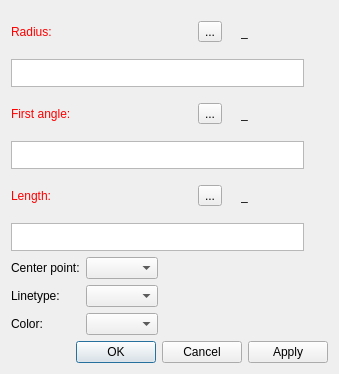
First picture: the form in src/libs/vtools/dialogs/tools/dialogarcwithlength.ui, repository FashionFreedom/Seamly2D, before the edit.
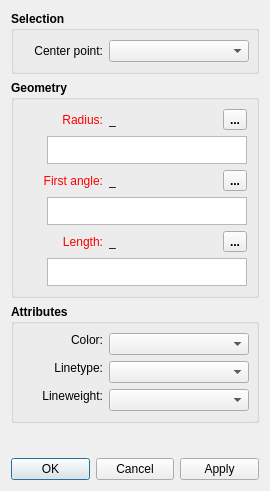
Second picture: the form after the edit. Icons and pictures are not drawn. Custom widgets are drawn as their Qt base class.

The edit to the form file:
```diff
--- a/src/libs/vtools/dialogs/tools/dialogarcwithlength.ui
+++ b/src/libs/vtools/dialogs/tools/dialogarcwithlength.ui
@@ -6,10 +6,16 @@
    <rect>
     <x>0</x>
     <y>0</y>
-    <width>339</width>
-    <height>374</height>
+    <width>270</width>
+    <height>491</height>
    </rect>
   </property>
+  <property name="minimumSize">
+   <size>
+    <width>270</width>
+    <height>0</height>
+   </size>
+  </property>
   <property name="windowTitle">
    <string>Dialog</string>
   </property>
@@ -17,6 +23,101 @@
    <iconset resource="../../../vmisc/share/resources/icon.qrc">
     <normaloff>:/icon/64x64/icon64x64.png</normaloff>:/icon/64x64/icon64x64.png</iconset>
   </property>
+  <layout class="QVBoxLayout" name="verticalLayout_3">
+   <item>
+    <widget class="QGroupBox" name="selection_GroupBox">
+     <property name="sizePolicy">
+      <sizepolicy hsizetype="Expanding" vsizetype="Preferred">
+       <horstretch>0</horstretch>
+       <verstretch>0</verstretch>
+      </sizepolicy>
+     </property>
+     <property name="font">
+      <font>
+       <pointsize>9</pointsize>
+       <weight>75</weight>
+       <bold>true</bold>
+      </font>
+     </property>
+     <property name="title">
+      <string>Selection</string>
+     </property>
+     <layout class="QVBoxLayout" name="verticalLayout_2">
+      <item>
+       <layout class="QHBoxLayout" name="horizontalLayout">
+        <item>
+         <widget class="QLabel" name="label_7">
+          <property name="sizePolicy">
+           <sizepolicy hsizetype="Fixed" vsizetype="Preferred">
+            <horstretch>0</horstretch>
+            <verstretch>0</verstretch>
+           </sizepolicy>
+          </property>
+          <property name="minimumSize">
+           <size>
+            <width>80</width>
+            <height>0</height>
+           </size>
+          </property>
+          <property name="font">
+           <font>
+            <weight>50</weight>
+            <bold>false</bold>
+           </font>
+          </property>
+          <property name="text">
+           <string>Center point:</string>
+          </property>
+          <property name="alignment">
+           <set>Qt::AlignRight|Qt::AlignTrailing|Qt::AlignVCenter</set>
+          </property>
+         </widget>
+        </item>
+        <item>
+         <widget class="QComboBox" name="comboBoxCenter">
+          <property name="sizePolicy">
+           <sizepolicy hsizetype="Expanding" vsizetype="Fixed">
+            <horstretch>0</horstretch>
+            <verstretch>0</verstretch>
+           </sizepolicy>
+          </property>
+          <property name="minimumSize">
+           <size>
+            <width>140</width>
+            <height>0</height>
+           </size>
+          </property>
+          <property name="font">
+           <font>
+            <weight>50</weight>
+            <bold>false</bold>
+           </font>
+          </property>
+         </widget>
+        </item>
+       </layout>
+      </item>
+     </layout>
+    </widget>
+   </item>
+   <item>
+    <widget class="QGroupBox" name="geometry_GroupBox">
+     <property name="sizePolicy">
+      <sizepolicy hsizetype="Expanding" vsizetype="Preferred">
+       <horstretch>0</horstretch>
+       <verstretch>0</verstretch>
+      </sizepolicy>
+     </property>
+     <property name="font">
+      <font>
+       <pointsize>9</pointsize>
+       <weight>75</weight>
+       <bold>true</bold>
+      </font>
+     </property>
+     <property name="title">
+      <string>Geometry</string>
+     </property>
   <layout class="QVBoxLayout" name="verticalLayout">
    <item>
     <layout class="QHBoxLayout" name="horizontalLayout_4">
@@ -28,6 +129,12 @@
          <verstretch>0</verstretch>
         </sizepolicy>
        </property>
+          <property name="minimumSize">
+           <size>
+            <width>80</width>
+            <height>0</height>
+           </size>
+          </property>
        <property name="palette">
         <palette>
          <active>
@@ -65,9 +172,46 @@
          </disabled>
         </palette>
        </property>
+          <property name="font">
+           <font>
+            <weight>50</weight>
+            <bold>false</bold>
+           </font>
+          </property>
        <property name="text">
         <string>Radius:</string>
        </property>
+          <property name="alignment">
+           <set>Qt::AlignRight|Qt::AlignTrailing|Qt::AlignVCenter</set>
+          </property>
+         </widget>
+        </item>
+        <item>
+         <widget class="QLabel" name="labelResultRadius">
+          <property name="sizePolicy">
+           <sizepolicy hsizetype="Fixed" vsizetype="Preferred">
+            <horstretch>0</horstretch>
+            <verstretch>0</verstretch>
+           </sizepolicy>
+          </property>
+          <property name="minimumSize">
+           <size>
+            <width>87</width>
+            <height>0</height>
+           </size>
+          </property>
+          <property name="font">
+           <font>
+            <weight>50</weight>
+            <bold>false</bold>
+           </font>
+          </property>
+          <property name="toolTip">
+           <string>Value</string>
+          </property>
+          <property name="text">
+           <string notr="true">_</string>
+          </property>
       </widget>
      </item>
      <item>
@@ -103,64 +247,10 @@
        </property>
       </widget>
      </item>
-     <item alignment="Qt::AlignRight">
-      <widget class="QLabel" name="label_6">
-       <property name="text">
-        <string/>
-       </property>
-       <property name="pixmap">
-        <pixmap resource="../../../vmisc/share/resources/icon.qrc">:/icon/24x24/equal.png</pixmap>
-       </property>
-      </widget>
-     </item>
-     <item alignment="Qt::AlignRight">
-      <widget class="QLabel" name="labelResultRadius">
-       <property name="sizePolicy">
-        <sizepolicy hsizetype="Fixed" vsizetype="Preferred">
-         <horstretch>0</horstretch>
-         <verstretch>0</verstretch>
-        </sizepolicy>
-       </property>
-       <property name="minimumSize">
-        <size>
-         <width>87</width>
-         <height>0</height>
-        </size>
-       </property>
-       <property name="toolTip">
-        <string>Value</string>
-       </property>
-       <property name="text">
-        <string notr="true">_</string>
-       </property>
-      </widget>
-     </item>
     </layout>
    </item>
    <item>
     <layout class="QHBoxLayout" name="horizontalLayout_12">
-     <item>
-      <widget class="QPlainTextEdit" name="plainTextEditRadius">
-       <property name="sizePolicy">
-        <sizepolicy hsizetype="Expanding" vsizetype="Preferred">
-         <horstretch>0</horstretch>
-         <verstretch>0</verstretch>
-        </sizepolicy>
-       </property>
-       <property name="maximumSize">
-        <size>
-         <width>16777215</width>
-         <height>28</height>
-        </size>
-       </property>
-       <property name="toolTip">
-        <string>Calculation</string>
-       </property>
-       <property name="tabChangesFocus">
-        <bool>true</bool>
-       </property>
-      </widget>
-     </item>
      <item>
       <widget class="QPushButton" name="pushButtonGrowLengthRadius">
        <property name="maximumSize">
@@ -196,6 +286,34 @@
        </property>
       </widget>
      </item>
+        <item>
+         <widget class="QPlainTextEdit" name="plainTextEditRadius">
+          <property name="sizePolicy">
+           <sizepolicy hsizetype="Expanding" vsizetype="Preferred">
+            <horstretch>0</horstretch>
+            <verstretch>0</verstretch>
+           </sizepolicy>
+          </property>
+          <property name="maximumSize">
+           <size>
+            <width>16777215</width>
+            <height>28</height>
+           </size>
+          </property>
+          <property name="font">
+           <font>
+            <weight>50</weight>
+            <bold>false</bold>
+           </font>
+          </property>
+          <property name="toolTip">
+           <string>Calculation</string>
+          </property>
+          <property name="tabChangesFocus">
+           <bool>true</bool>
+          </property>
+         </widget>
+        </item>
     </layout>
    </item>
    <item>
@@ -208,6 +326,12 @@
          <verstretch>0</verstretch>
         </sizepolicy>
        </property>
+          <property name="minimumSize">
+           <size>
+            <width>80</width>
+            <height>0</height>
+           </size>
+          </property>
        <property name="palette">
         <palette>
          <active>
@@ -245,9 +369,46 @@
          </disabled>
         </palette>
        </property>
+          <property name="font">
+           <font>
+            <weight>50</weight>
+            <bold>false</bold>
+           </font>
+          </property>
        <property name="text">
         <string>First angle:</string>
        </property>
+          <property name="alignment">
+           <set>Qt::AlignRight|Qt::AlignTrailing|Qt::AlignVCenter</set>
+          </property>
+         </widget>
+        </item>
+        <item>
+         <widget class="QLabel" name="labelResultF1">
+          <property name="sizePolicy">
+           <sizepolicy hsizetype="Fixed" vsizetype="Preferred">
+            <horstretch>0</horstretch>
+            <verstretch>0</verstretch>
+           </sizepolicy>
+          </property>
+          <property name="minimumSize">
+           <size>
+            <width>87</width>
+            <height>0</height>
+           </size>
+          </property>
+          <property name="font">
+           <font>
+            <weight>50</weight>
+            <bold>false</bold>
+           </font>
+          </property>
+          <property name="toolTip">
+           <string>Value</string>
+          </property>
+          <property name="text">
+           <string notr="true">_</string>
+          </property>
       </widget>
      </item>
      <item>
@@ -283,42 +444,45 @@
        </property>
       </widget>
      </item>
-     <item alignment="Qt::AlignRight">
-      <widget class="QLabel" name="label_9">
-       <property name="text">
-        <string/>
-       </property>
-       <property name="pixmap">
-        <pixmap resource="../../../vmisc/share/resources/icon.qrc">:/icon/24x24/equal.png</pixmap>
-       </property>
-      </widget>
-     </item>
-     <item alignment="Qt::AlignRight">
-      <widget class="QLabel" name="labelResultF1">
-       <property name="sizePolicy">
-        <sizepolicy hsizetype="Fixed" vsizetype="Preferred">
-         <horstretch>0</horstretch>
-         <verstretch>0</verstretch>
-        </sizepolicy>
-       </property>
-       <property name="minimumSize">
-        <size>
-         <width>87</width>
-         <height>0</height>
-        </size>
-       </property>
-       <property name="toolTip">
-        <string>Value</string>
-       </property>
-       <property name="text">
-        <string notr="true">_</string>
-       </property>
-      </widget>
-     </item>
     </layout>
    </item>
    <item>
     <layout class="QHBoxLayout" name="horizontalLayout_9">
+        <item>
+         <widget class="QPushButton" name="pushButtonGrowLengthF1">
+          <property name="maximumSize">
+           <size>
+            <width>18</width>
+            <height>18</height>
+           </size>
+          </property>
+          <property name="sizeIncrement">
+           <size>
+            <width>0</width>
+            <height>0</height>
+           </size>
+          </property>
+          <property name="toolTip">
+           <string>&lt;html&gt;&lt;head/&gt;&lt;body&gt;&lt;p&gt;Show full calculation in message box&lt;/p&gt;&lt;/body&gt;&lt;/html&gt;</string>
+          </property>
+          <property name="text">
+           <string notr="true"/>
+          </property>
+          <property name="icon">
+           <iconset theme="go-down">
+            <normaloff>.</normaloff>.</iconset>
+          </property>
+          <property name="iconSize">
+           <size>
+            <width>16</width>
+            <height>16</height>
+           </size>
+          </property>
+          <property name="flat">
+           <bool>true</bool>
+          </property>
+         </widget>
+        </item>
      <item>
       <widget class="QPlainTextEdit" name="plainTextEditF1">
        <property name="sizePolicy">
@@ -333,6 +497,12 @@
          <height>28</height>
         </size>
        </property>
+          <property name="font">
+           <font>
+            <weight>50</weight>
+            <bold>false</bold>
+           </font>
+          </property>
        <property name="toolTip">
         <string>&lt;html&gt;&lt;head/&gt;&lt;body&gt;
 &lt;table width = 370&gt;&lt;tr&gt;&lt;td align = left width =300&gt;&lt;b&gt;Angle Calculation&lt;/b&gt;&lt;br&gt;Angles are specified in degrees, i.e. a full circle equals 360 deg. Positive values for an  angle means counter-clockwise while a negative value means the clockwise direction. Zero degrees is at the 3 o'clock position.&lt;/td&gt;&lt;td align = right valign = middle&gt;&lt;img src=&quot;:/icon/64x64/rotation..png&quot;/&gt;&lt;/td&gt;&lt;/tr&gt;&lt;/table&gt;&lt;/body&gt;&lt;/html&gt;</string>
@@ -342,41 +512,6 @@
        </property>
       </widget>
      </item>
-     <item>
-      <widget class="QPushButton" name="pushButtonGrowLengthF1">
-       <property name="maximumSize">
-        <size>
-         <width>18</width>
-         <height>18</height>
-        </size>
-       </property>
-       <property name="sizeIncrement">
-        <size>
-         <width>0</width>
-         <height>0</height>
-        </size>
-       </property>
-       <property name="toolTip">
-        <string>&lt;html&gt;&lt;head/&gt;&lt;body&gt;&lt;p&gt;Show full calculation in message box&lt;/p&gt;&lt;/body&gt;&lt;/html&gt;</string>
-       </property>
-       <property name="text">
-        <string notr="true"/>
-       </property>
-       <property name="icon">
-        <iconset theme="go-down">
-         <normaloff>.</normaloff>.</iconset>
-       </property>
-       <property name="iconSize">
-        <size>
-         <width>16</width>
-         <height>16</height>
-        </size>
-       </property>
-       <property name="flat">
-        <bool>true</bool>
-       </property>
-      </widget>
-     </item>
     </layout>
    </item>
    <item>
@@ -389,6 +524,12 @@
          <verstretch>0</verstretch>
         </sizepolicy>
        </property>
+          <property name="minimumSize">
+           <size>
+            <width>80</width>
+            <height>0</height>
+           </size>
+          </property>
        <property name="palette">
         <palette>
          <active>
@@ -426,9 +567,46 @@
          </disabled>
         </palette>
        </property>
+          <property name="font">
+           <font>
+            <weight>50</weight>
+            <bold>false</bold>
+           </font>
+          </property>
        <property name="text">
         <string>Length:</string>
        </property>
+          <property name="alignment">
+           <set>Qt::AlignRight|Qt::AlignTrailing|Qt::AlignVCenter</set>
+          </property>
+         </widget>
+        </item>
+        <item>
+         <widget class="QLabel" name="labelResultLength">
+          <property name="sizePolicy">
+           <sizepolicy hsizetype="Fixed" vsizetype="Preferred">
+            <horstretch>0</horstretch>
+            <verstretch>0</verstretch>
+           </sizepolicy>
+          </property>
+          <property name="minimumSize">
+           <size>
+            <width>87</width>
+            <height>0</height>
+           </size>
+          </property>
+          <property name="font">
+           <font>
+            <weight>50</weight>
+            <bold>false</bold>
+           </font>
+          </property>
+          <property name="toolTip">
+           <string>Value</string>
+          </property>
+          <property name="text">
+           <string notr="true">_</string>
+          </property>
       </widget>
      </item>
      <item>
@@ -464,64 +642,10 @@
        </property>
       </widget>
      </item>
-     <item alignment="Qt::AlignRight">
-      <widget class="QLabel" name="label_10">
-       <property name="text">
-        <string/>
-       </property>
-       <property name="pixmap">
-        <pixmap resource="../../../vmisc/share/resources/icon.qrc">:/icon/24x24/equal.png</pixmap>
-       </property>
-      </widget>
-     </item>
-     <item alignment="Qt::AlignRight">
-      <widget class="QLabel" name="labelResultLength">
-       <property name="sizePolicy">
-        <sizepolicy hsizetype="Fixed" vsizetype="Preferred">
-         <horstretch>0</horstretch>
-         <verstretch>0</verstretch>
-        </sizepolicy>
-       </property>
-       <property name="minimumSize">
-        <size>
-         <width>87</width>
-         <height>0</height>
-        </size>
-       </property>
-       <property name="toolTip">
-        <string>Value</string>
-       </property>
-       <property name="text">
-        <string notr="true">_</string>
-       </property>
-      </widget>
-     </item>
     </layout>
    </item>
    <item>
     <layout class="QHBoxLayout" name="horizontalLayout_10">
-     <item>
-      <widget class="QPlainTextEdit" name="plainTextEditLength">
-       <property name="sizePolicy">
-        <sizepolicy hsizetype="Expanding" vsizetype="Preferred">
-         <horstretch>0</horstretch>
-         <verstretch>0</verstretch>
-        </sizepolicy>
-       </property>
-       <property name="maximumSize">
-        <size>
-         <width>16777215</width>
-         <height>28</height>
-        </size>
-       </property>
-       <property name="toolTip">
-        <string>Calculation</string>
-       </property>
-       <property name="tabChangesFocus">
-        <bool>true</bool>
-       </property>
-      </widget>
-     </item>
      <item>
       <widget class="QPushButton" name="pushButtonGrowLengthArcLength">
        <property name="maximumSize">
@@ -557,50 +681,257 @@
        </property>
       </widget>
      </item>
-    </layout>
-   </item>
+        <item>
+         <widget class="QPlainTextEdit" name="plainTextEditLength">
+          <property name="sizePolicy">
+           <sizepolicy hsizetype="Expanding" vsizetype="Preferred">
+            <horstretch>0</horstretch>
+            <verstretch>0</verstretch>
+           </sizepolicy>
+          </property>
+          <property name="maximumSize">
+           <size>
+            <width>16777215</width>
+            <height>28</height>
+           </size>
+          </property>
+          <property name="font">
+           <font>
+            <weight>50</weight>
+            <bold>false</bold>
+           </font>
+          </property>
+          <property name="toolTip">
+           <string>Calculation</string>
+          </property>
+          <property name="tabChangesFocus">
+           <bool>true</bool>
+          </property>
+         </widget>
+        </item>
+       </layout>
+      </item>
+     </layout>
+    </widget>
+   </item>
+   <item>
+    <widget class="QGroupBox" name="attributes_GroupBox_2">
+     <property name="minimumSize">
+      <size>
+       <width>240</width>
+       <height>0</height>
+      </size>
+     </property>
+     <property name="font">
+      <font>
+       <pointsize>9</pointsize>
+       <weight>75</weight>
+       <bold>true</bold>
+      </font>
+     </property>
+     <property name="title">
+      <string>Attributes</string>
+     </property>
+     <layout class="QVBoxLayout" name="verticalLayout_4">
    <item>
     <layout class="QFormLayout" name="formLayout_2">
-     <property name="fieldGrowthPolicy">
-      <enum>QFormLayout::ExpandingFieldsGrow</enum>
-     </property>
-     <item row="0" column="0">
-      <widget class="QLabel" name="label_7">
-       <property name="sizePolicy">
-        <sizepolicy hsizetype="Fixed" vsizetype="Preferred">
-         <horstretch>0</horstretch>
-         <verstretch>0</verstretch>
-        </sizepolicy>
-       </property>
-       <property name="text">
-        <string>Center point:</string>
-       </property>
-      </widget>
-     </item>
-     <item row="0" column="1">
-      <widget class="QComboBox" name="comboBoxCenter"/>
-     </item>
-     <item row="2" column="1">
-      <widget class="QComboBox" name="comboBoxColor"/>
-     </item>
-     <item row="2" column="0">
-      <widget class="QLabel" name="label_8">
-       <property name="text">
-        <string>Color:</string>
-       </property>
-      </widget>
-     </item>
      <item row="1" column="0">
-      <widget class="QLabel" name="label">
+         <widget class="QLabel" name="lineType_Label">
+          <property name="sizePolicy">
+           <sizepolicy hsizetype="MinimumExpanding" vsizetype="Fixed">
+            <horstretch>0</horstretch>
+            <verstretch>0</verstretch>
+           </sizepolicy>
+          </property>
+          <property name="minimumSize">
+           <size>
+            <width>80</width>
+            <height>0</height>
+           </size>
+          </property>
+          <property name="maximumSize">
+           <size>
+            <width>16777215</width>
+            <height>16777215</height>
+           </size>
+          </property>
+          <property name="font">
+           <font>
+            <pointsize>9</pointsize>
+            <weight>50</weight>
+            <bold>false</bold>
+           </font>
+          </property>
        <property name="text">
         <string>Linetype:</string>
        </property>
+          <property name="alignment">
+           <set>Qt::AlignRight|Qt::AlignTrailing|Qt::AlignVCenter</set>
+          </property>
       </widget>
      </item>
      <item row="1" column="1">
-      <widget class="QComboBox" name="comboBoxPenStyle"/>
-     </item>
-    </layout>
+         <widget class="LineTypeComboBox" name="lineType_ComboBox">
+          <property name="sizePolicy">
+           <sizepolicy hsizetype="Expanding" vsizetype="Fixed">
+            <horstretch>0</horstretch>
+            <verstretch>0</verstretch>
+           </sizepolicy>
+          </property>
+          <property name="minimumSize">
+           <size>
+            <width>140</width>
+            <height>0</height>
+           </size>
+          </property>
+          <property name="maximumSize">
+           <size>
+            <width>16777215</width>
+            <height>16777215</height>
+           </size>
+          </property>
+          <property name="font">
+           <font>
+            <pointsize>9</pointsize>
+            <weight>50</weight>
+            <bold>false</bold>
+           </font>
+          </property>
+         </widget>
+        </item>
+        <item row="2" column="0">
+         <widget class="QLabel" name="lineWeight_Label">
+          <property name="sizePolicy">
+           <sizepolicy hsizetype="MinimumExpanding" vsizetype="Fixed">
+            <horstretch>0</horstretch>
+            <verstretch>0</verstretch>
+           </sizepolicy>
+          </property>
+          <property name="minimumSize">
+           <size>
+            <width>80</width>
+            <height>0</height>
+           </size>
+          </property>
+          <property name="maximumSize">
+           <size>
+            <width>16777215</width>
+            <height>16777215</height>
+           </size>
+          </property>
+          <property name="font">
+           <font>
+            <pointsize>9</pointsize>
+            <weight>50</weight>
+            <bold>false</bold>
+           </font>
+          </property>
+          <property name="text">
+           <string>Lineweight:</string>
+          </property>
+          <property name="alignment">
+           <set>Qt::AlignRight|Qt::AlignTrailing|Qt::AlignVCenter</set>
+          </property>
+         </widget>
+        </item>
+        <item row="2" column="1">
+         <widget class="LineWeightComboBox" name="lineWeight_ComboBox">
+          <property name="sizePolicy">
+           <sizepolicy hsizetype="Expanding" vsizetype="Fixed">
+            <horstretch>0</horstretch>
+            <verstretch>0</verstretch>
+           </sizepolicy>
+          </property>
+          <property name="minimumSize">
+           <size>
+            <width>140</width>
+            <height>0</height>
+           </size>
+          </property>
+          <property name="font">
+           <font>
+            <pointsize>9</pointsize>
+            <weight>50</weight>
+            <bold>false</bold>
+           </font>
+          </property>
+         </widget>
+        </item>
+        <item row="0" column="0">
+         <widget class="QLabel" name="lineColor_Label">
+          <property name="sizePolicy">
+           <sizepolicy hsizetype="MinimumExpanding" vsizetype="Fixed">
+            <horstretch>0</horstretch>
+            <verstretch>0</verstretch>
+           </sizepolicy>
+          </property>
+          <property name="minimumSize">
+           <size>
+            <width>80</width>
+            <height>0</height>
+           </size>
+          </property>
+          <property name="maximumSize">
+           <size>
+            <width>16777215</width>
+            <height>16777215</height>
+           </size>
+          </property>
+          <property name="font">
+           <font>
+            <pointsize>9</pointsize>
+            <weight>50</weight>
+            <bold>false</bold>
+           </font>
+          </property>
+          <property name="text">
+           <string>Color:</string>
+          </property>
+          <property name="alignment">
+           <set>Qt::AlignRight|Qt::AlignTrailing|Qt::AlignVCenter</set>
+          </property>
+         </widget>
+        </item>
+        <item row="0" column="1">
+         <widget class="ColorComboBox" name="lineColor_ComboBox">
+          <property name="sizePolicy">
+           <sizepolicy hsizetype="Expanding" vsizetype="Fixed">
+            <horstretch>0</horstretch>
+            <verstretch>0</verstretch>
+           </sizepolicy>
+          </property>
+          <property name="minimumSize">
+           <size>
+            <width>140</width>
+            <height>0</height>
+           </size>
+          </property>
+          <property name="font">
+           <font>
+            <pointsize>9</pointsize>
+            <weight>50</weight>
+            <bold>false</bold>
+           </font>
+          </property>
+         </widget>
+        </item>
+       </layout>
+      </item>
+     </layout>
+    </widget>
+   </item>
+   <item>
+    <spacer name="verticalSpacer">
+     <property name="orientation">
+      <enum>Qt::Vertical</enum>
+     </property>
+     <property name="sizeHint" stdset="0">
+      <size>
+       <width>20</width>
+       <height>9</height>
+      </size>
+     </property>
+    </spacer>
    </item>
    <item>
     <widget class="QDialogButtonBox" name="buttonBox">
@@ -614,6 +945,23 @@
    </item>
   </layout>
  </widget>
+ <customwidgets>
+  <customwidget>
+   <class>ColorComboBox</class>
+   <extends>QComboBox</extends>
+   <header location="global">color_combobox.h</header>
+  </customwidget>
+  <customwidget>
+   <class>LineTypeComboBox</class>
+   <extends>QComboBox</extends>
+   <header location="global">linetype_combobox.h</header>
+  </customwidget>
+  <customwidget>
+   <class>LineWeightComboBox</class>
+   <extends>QComboBox</extends>
+   <header location="global">lineweight_combobox.h</header>
+  </customwidget>
+ </customwidgets>
  <resources>
   <include location="../../../vmisc/share/resources/icon.qrc"/>
  </resources>
```
Left out of the diff: 2 changed lines with no effect on the pictures. Lines whose indentation alone changed are shown as unchanged.
